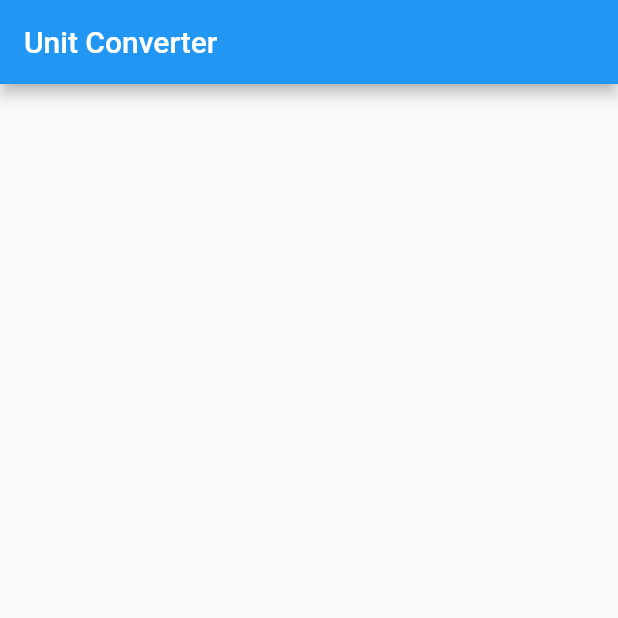
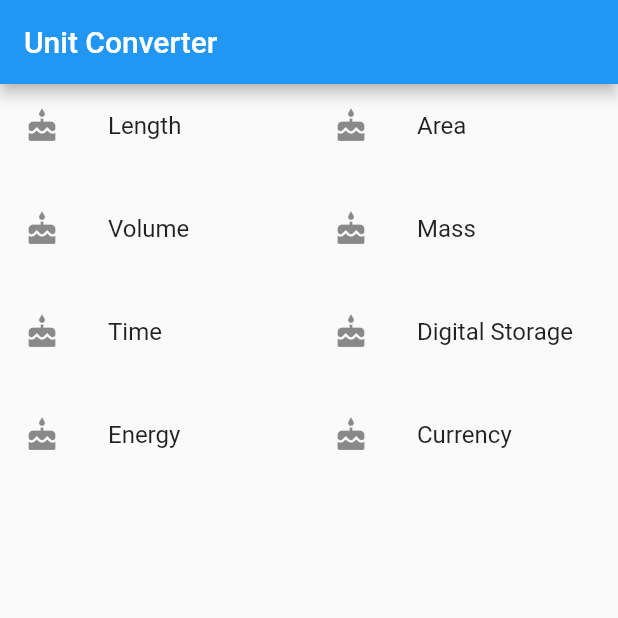
Before and after one commit to blandygbc/unit_converter_app_udacity, a Flutter app: the screen it shows after launch, on a phone screen of 412 x 824 dp, the top half of it. Run offline on Flutter 3.47's test engine with Material 2 defaults, Android fonts, the phone set to English and light mode, and no system bars.

Commit message:
Finished Category Screeen

```diff
--- a/lib/views/category_screen.dart
+++ b/lib/views/category_screen.dart
@@ -2,6 +2,40 @@ import 'package:flutter/material.dart';
 // TODO: Check if we need to import anything
 
 // TODO: Define any constants
+final _categories = <Widget>[
+  ListTile(
+    leading: const Icon(Icons.cake),
+    title: Text(CategoryScreen._categoryNames[0]),
+  ),
+  ListTile(
+    leading: const Icon(Icons.cake),
+    title: Text(CategoryScreen._categoryNames[1]),
+  ),
+  ListTile(
+    leading: const Icon(Icons.cake),
+    title: Text(CategoryScreen._categoryNames[2]),
+  ),
+  ListTile(
+    leading: const Icon(Icons.cake),
+    title: Text(CategoryScreen._categoryNames[3]),
+  ),
+  ListTile(
+    leading: const Icon(Icons.cake),
+    title: Text(CategoryScreen._categoryNames[4]),
+  ),
+  ListTile(
+    leading: const Icon(Icons.cake),
+    title: Text(CategoryScreen._categoryNames[5]),
+  ),
+  ListTile(
+    leading: const Icon(Icons.cake),
+    title: Text(CategoryScreen._categoryNames[6]),
+  ),
+  ListTile(
+    leading: const Icon(Icons.cake),
+    title: Text(CategoryScreen._categoryNames[7]),
+  ),
+];
 
 class CategoryScreen extends StatelessWidget {
   const CategoryScreen({Key? key}) : super(key: key);
@@ -30,8 +64,8 @@ class CategoryScreen extends StatelessWidget {
   Widget _buildCategoryWidgets(bool portrait) {
     if (portrait) {
       return ListView.builder(
+        itemCount: _categories.length,
         itemBuilder: (BuildContext context, int index) => _categories[index],
-        itemCount: _categories.length,
       );
     } else {
       return GridView.count(
@@ -49,7 +83,7 @@ class CategoryScreen extends StatelessWidget {
     // Category. We'll add custom icons later.
 
     // TODO: Create a list view of the Categories
-    final listView = Container();
+    final listView = _buildCategoryWidgets(false);
 
     // TODO: Create an App Bar
     final appBar = AppBar(
```
